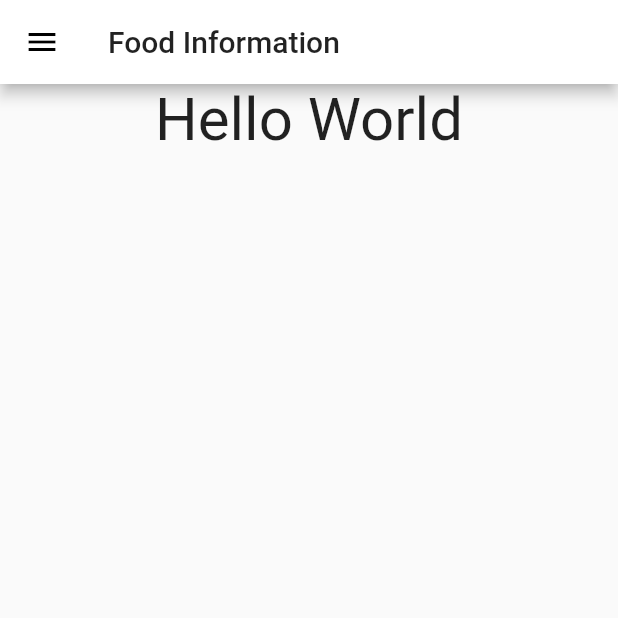
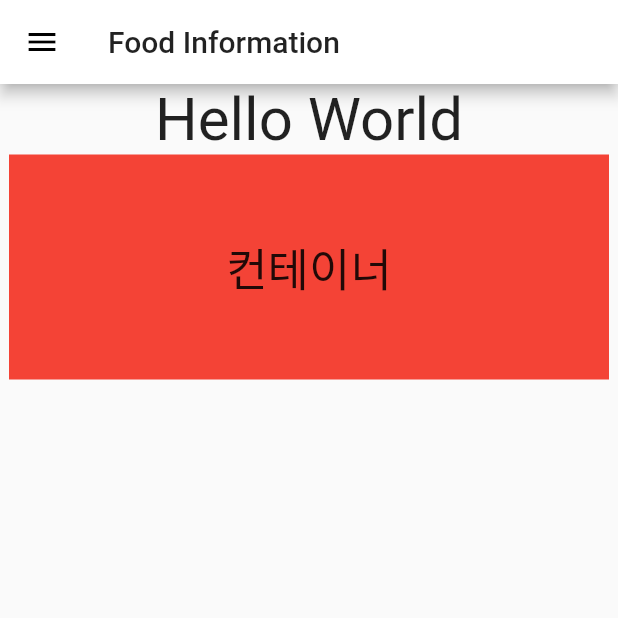
Before and after one commit to MintKangaroo/Food_Information_APP, a Flutter app: the screen it shows after launch, on a phone screen of 412 x 824 dp, the top half of it. Run offline on Flutter 3.47's test engine with Material 2 defaults, Android fonts, the phone set to English and light mode, and no system bars.

Commit message:
Container 테스트

```diff
--- a/food_information_app_project/lib/MainPage.dart
+++ b/food_information_app_project/lib/MainPage.dart
@@ -1,5 +1,5 @@
 import 'package:flutter/material.dart';
-import 'main.dart';
+import 'package:flutter/src/widgets/container.dart';
 
 class MainPage extends StatelessWidget {
   @override
@@ -7,7 +7,7 @@ class MainPage extends StatelessWidget {
     return Scaffold(
       appBar: AppBar(
         title: Text(
-          'Food Information',
+          'Food Information', //TODO: "앱 이름 바꾸기"
           style: TextStyle(fontSize: 20),
         ),
       ),
@@ -16,15 +16,28 @@ class MainPage extends StatelessWidget {
       ),
       body: Column(
         children: [
+          Text(
+            'Hello World',
+            style: TextStyle(fontSize: 40),
+          ),
           Center(
-            child: Text(
-              'Hello World',
-              style: TextStyle(fontSize: 40),
+              child: Container(
+            width: 400,
+            height: 150,
+            color: Colors.red,
+            child: Column(
+              mainAxisAlignment: MainAxisAlignment.center,
+              children: [
+                Text(
+                  "컨테이너",
+                  style: TextStyle(fontSize: 30),
+                  textAlign: TextAlign.left,
+                ),
+              ],
             ),
-          ),
+          ))
         ],
       ),
-      bottomNavigationBar: null,
     );
   }
 }
--- a/food_information_app_project/lib/main.dart
+++ b/food_information_app_project/lib/main.dart
@@ -10,7 +10,7 @@ class MyApp extends StatelessWidget {
       debugShowCheckedModeBanner: false,
       title: 'Food Information', //TODO: 앱이름 정해서 변경하기
       theme: ThemeData(
-        primaryColor: Colors.white, //FIXME: 앱테마 컬러 고치ㅣ
+        primaryColor: Colors.white, //FIXME: 앱테마 컬러 고치기
       ),
       home: MainPage(),
     );
```
